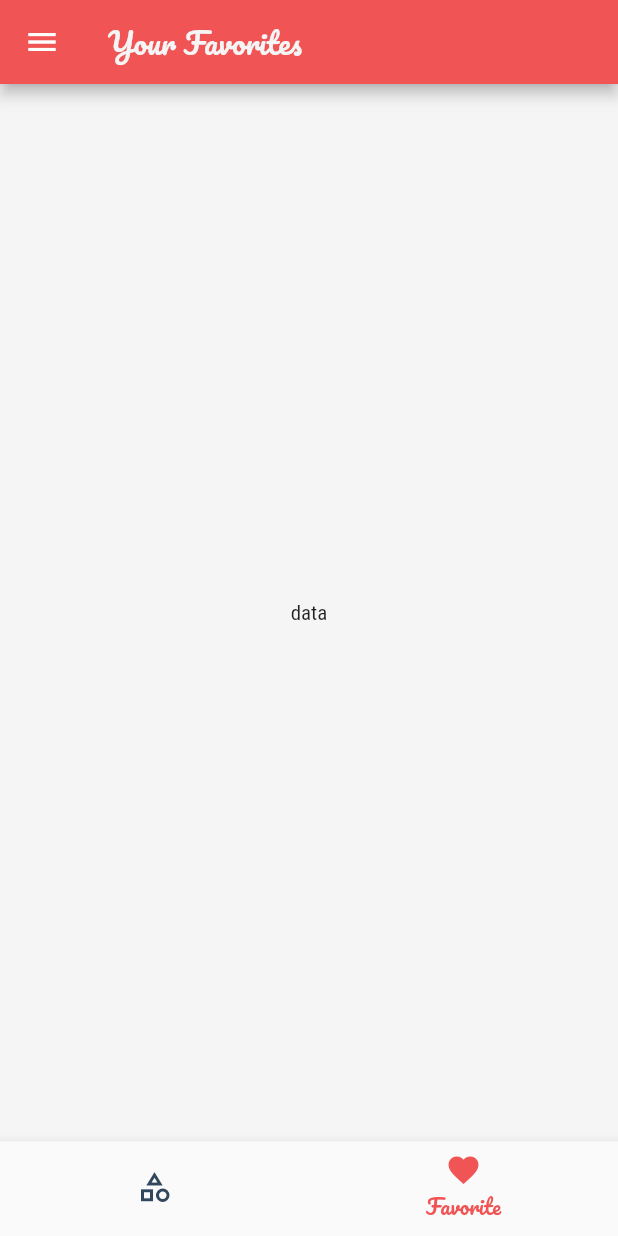
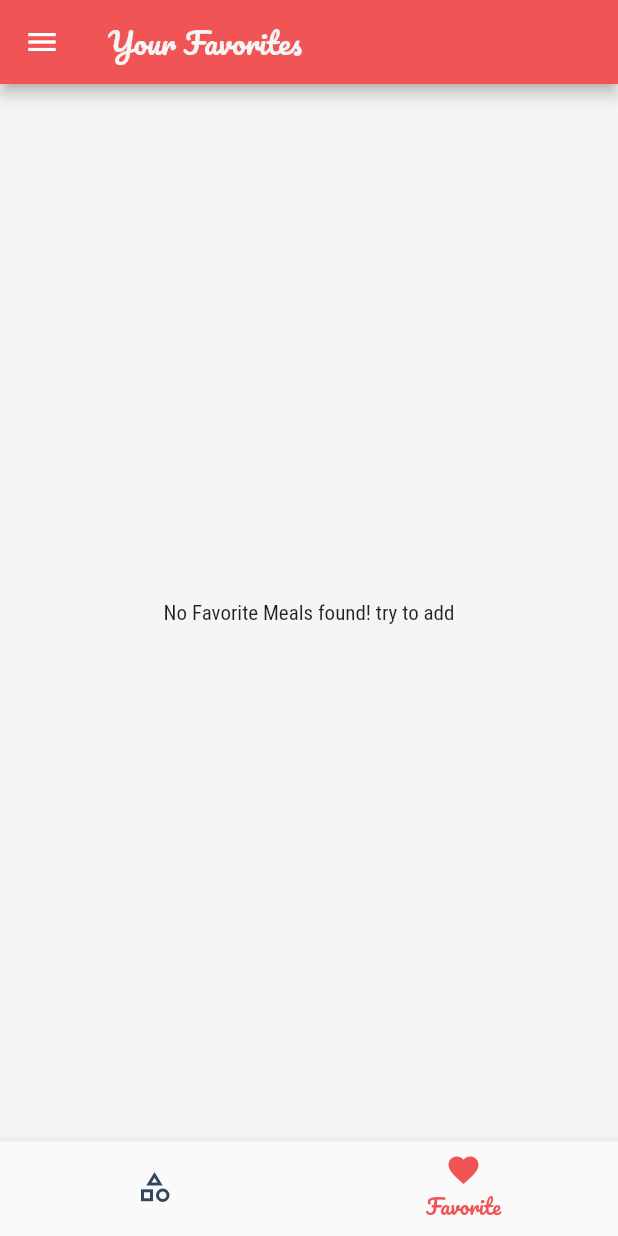
Before and after one commit to mohhamad-esmaili/meals-app, a Flutter app: the screen it shows after launch, item 2 of the bottom bar chosen, on a phone screen of 412 x 824 dp. Run offline on Flutter 3.47's test engine with Material 2 defaults, Android fonts, the phone set to English and light mode, and no system bars; missing offline and left inert: dart:html.

Commit message:
make favorite page but issue in favorite page refreshing state

```diff
--- a/lib/main.dart
+++ b/lib/main.dart
@@ -24,6 +24,8 @@ class _HomeState extends State<Home> {
     'Vegetarian': false,
   };
   List<Meal> _availableMeal = dummy_meals;
+  List<Meal> _favoriteMeals = [];
+
   void _setFilters(Map<String, bool> filterData) {
     setState(() {
       _filters = filterData;
@@ -44,6 +46,24 @@ class _HomeState extends State<Home> {
         return true;
       }).toList();
     });
+  }
+
+  void _toggleFavorite(String mealId) {
+    final existingIndex =
+        _favoriteMeals.indexWhere((meal) => meal.id == mealId);
+    if (existingIndex >= 0) {
+      setState(() {
+        _favoriteMeals.removeAt(existingIndex);
+      });
+    } else {
+      setState(() {
+        _favoriteMeals.add(dummy_meals.firstWhere((meal) => meal.id == mealId));
+      });
+    }
+  }
+
+  bool _isMealFavorite(String id) {
+    return _favoriteMeals.any((meal) => meal.id == id);
   }
 
   @override
@@ -78,10 +98,11 @@ class _HomeState extends State<Home> {
         ),
       ),
       routes: {
-        '/': (ctx) => TabsScreen(),
+        '/': (ctx) => TabsScreen(_favoriteMeals),
         CategoryMealsScreen.routeName: (ctx) =>
             CategoryMealsScreen(_availableMeal),
-        MealDetail.routeName: (ctx) => const MealDetail(),
+        MealDetail.routeName: (ctx) =>
+            MealDetail(_toggleFavorite, _isMealFavorite),
         FiltersScreen.routeName: (ctx) => FiltersScreen(_filters, _setFilters),
       },
     );
--- a/lib/screens/category_meals.dart
+++ b/lib/screens/category_meals.dart
@@ -57,7 +57,6 @@ class _CategoryMealsScreenState extends State<CategoryMealsScreen> {
             duration: displayedMeal![index].duration,
             imageUrl: displayedMeal![index].imageUrl,
             title: displayedMeal![index].title,
-            removeItem: _removeMeal,
           );
         },
       ),
--- a/lib/screens/favorite.dart
+++ b/lib/screens/favorite.dart
@@ -1,12 +1,32 @@
 import 'package:flutter/material.dart';
+import 'package:shop/models/meals.dart';
+import 'package:shop/widgets/meal_items.dart';
 
 class FavoriteScreen extends StatelessWidget {
-  const FavoriteScreen({Key? key}) : super(key: key);
+  final List<Meal> favoriteMeals;
+
+  FavoriteScreen(this.favoriteMeals);
 
   @override
   Widget build(BuildContext context) {
-    return Center(
-      child: Text('data'),
-    );
+    if (favoriteMeals.isEmpty) {
+      return Center(
+        child: Text('No Favorite Meals found! try to add'),
+      );
+    } else {
+      return ListView.builder(
+        itemCount: favoriteMeals.length,
+        itemBuilder: (ctx, index) {
+          return MealItem(
+            id: favoriteMeals[index].id,
+            affordability: favoriteMeals[index].affordability,
+            complexity: favoriteMeals[index].complexity,
+            duration: favoriteMeals[index].duration,
+            imageUrl: favoriteMeals[index].imageUrl,
+            title: favoriteMeals[index].title,
+          );
+        },
+      );
+    }
   }
 }
--- a/lib/screens/tabs.dart
+++ b/lib/screens/tabs.dart
@@ -1,22 +1,30 @@
+import 'dart:html';
+
 import 'package:flutter/material.dart';
 
 import './category.dart';
 import './favorite.dart';
-
+import '../models/meals.dart';
 import '../widgets/main_drawer.dart';
 
 class TabsScreen extends StatefulWidget {
-  TabsScreen({Key? key}) : super(key: key);
+  final List<Meal> favoriteMeals;
+  TabsScreen(this.favoriteMeals);
 
   @override
   _TabsScreenState createState() => _TabsScreenState();
 }
 
 class _TabsScreenState extends State<TabsScreen> {
-  final List<Map<String, Object>> _pages = [
-    {'title': 'Category', 'page': const CategoryScreen()},
-    {'title': 'Your Favorites', 'page': const FavoriteScreen()},
-  ];
+  late List<Map<String, Object>> _pages;
+  @override
+  void initState() {
+    _pages = [
+      {'title': 'Category', 'page': const CategoryScreen()},
+      {'title': 'Your Favorites', 'page': FavoriteScreen(widget.favoriteMeals)},
+    ];
+    super.initState();
+  }
 
   int _selectedPageIndex = 0;
   void _selectPage(int index) {
```
Also changed, not shown: lib/screens/meal_detail.dart (+7 -5 lines), lib/widgets/meal_items.dart (+2 -5 lines).
